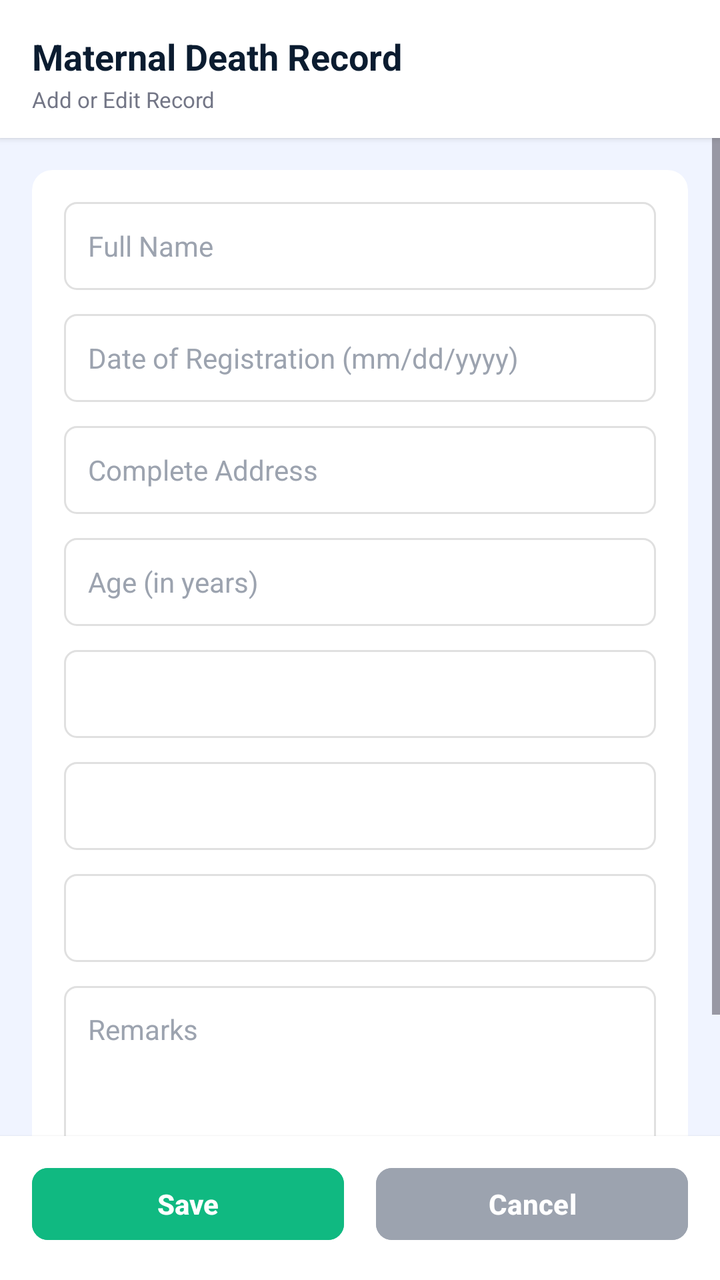
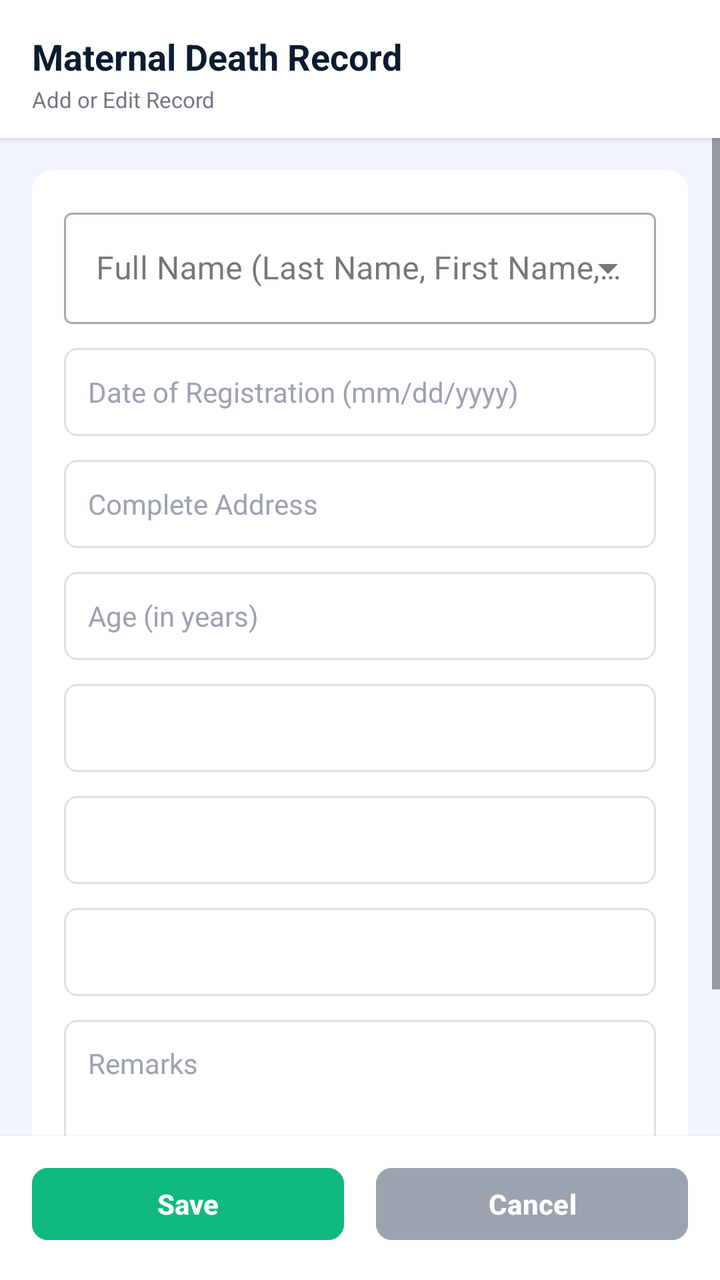

Compare the two renders of this Android layout. The source of the first and the diff that turns it into the second are given below.
<!-- AndroidManifest.xml: application theme Theme.Hfsis -->
<!-- res/layout/fragment_maternal_death_form.xml -->
<?xml version="1.0" encoding="utf-8"?>
<LinearLayout xmlns:android="http://schemas.android.com/apk/res/android"
    xmlns:app="http://schemas.android.com/apk/res-auto"
    android:layout_width="match_parent"
    android:layout_height="match_parent"
    android:orientation="vertical"
    android:background="#F0F4FF">

    
    <LinearLayout
        android:layout_width="match_parent"
        android:layout_height="wrap_content"
        android:background="#FFFFFF"
        android:elevation="2dp"
        android:orientation="vertical"
        android:paddingStart="16dp"
        android:paddingEnd="16dp"
        android:paddingTop="16dp"
        android:paddingBottom="12dp">

        <TextView
            android:layout_width="wrap_content"
            android:layout_height="wrap_content"
            android:text="Maternal Death Record"
            android:textColor="#0B1C30"
            android:textSize="18sp"
            android:textStyle="bold" />

        <TextView
            android:layout_width="wrap_content"
            android:layout_height="wrap_content"
            android:text="Add or Edit Record"
            android:textColor="#737686"
            android:textSize="11sp"
            android:layout_marginTop="2dp" />
    </LinearLayout>

    
    <ScrollView
        android:layout_width="match_parent"
        android:layout_height="0dp"
        android:layout_weight="1"
        android:fillViewport="true">

        <LinearLayout
            android:layout_width="match_parent"
            android:layout_height="wrap_content"
            android:orientation="vertical"
            android:padding="16dp">

            <androidx.cardview.widget.CardView
                android:layout_width="match_parent"
                android:layout_height="wrap_content"
                android:layout_marginBottom="12dp"
                app:cardCornerRadius="10dp"
                app:cardElevation="0dp"
                app:cardBackgroundColor="#FFFFFF">

                <LinearLayout
                    android:layout_width="match_parent"
                    android:layout_height="wrap_content"
                    android:orientation="vertical"
                    android:padding="16dp">

                    <EditText
                        android:id="@+id/etFullName"
                        android:layout_width="match_parent"
                        android:layout_height="44dp"
                        android:layout_marginBottom="12dp"
                        android:background="@drawable/bg_input_field"
                        android:hint="Full Name"
                        android:inputType="text"
                        android:paddingStart="12dp"
                        android:paddingEnd="12dp"
                        android:textColor="#0B1C30"
                        android:textColorHint="#9CA3AF"
                        android:textSize="14sp" />

                    <EditText
                        android:id="@+id/etDate"
                        android:layout_width="match_parent"
                        android:layout_height="44dp"
                        android:layout_marginBottom="12dp"
                        android:background="@drawable/bg_input_field"
                        android:hint="Date of Registration (mm/dd/yyyy)"
                        android:focusable="false"
                        android:clickable="true"
                        android:paddingStart="12dp"
                        android:paddingEnd="12dp"
                        android:textColor="#0B1C30"
                        android:textColorHint="#9CA3AF"
                        android:textSize="14sp" />

                    <EditText
                        android:id="@+id/etAddress"
                        android:layout_width="match_parent"
                        android:layout_height="44dp"
                        android:layout_marginBottom="12dp"
                        android:background="@drawable/bg_input_field"
                        android:hint="Complete Address"
                        android:inputType="text"
                        android:paddingStart="12dp"
                        android:paddingEnd="12dp"
                        android:textColor="#0B1C30"
                        android:textColorHint="#9CA3AF"
                        android:textSize="14sp" />

                    <EditText
                        android:id="@+id/etAge"
                        android:layout_width="match_parent"
                        android:layout_height="44dp"
                        android:layout_marginBottom="12dp"
                        android:background="@drawable/bg_input_field"
                        android:hint="Age (in years)"
                        android:inputType="number"
                        android:paddingStart="12dp"
                        android:paddingEnd="12dp"
                        android:textColor="#0B1C30"
                        android:textColorHint="#9CA3AF"
                        android:textSize="14sp" />

                    <Spinner
                        android:id="@+id/spAgeGroup"
                        android:layout_width="match_parent"
                        android:layout_height="44dp"
                        android:layout_marginBottom="12dp"
                        android:background="@drawable/bg_input_field"
                        android:paddingStart="12dp"
                        android:paddingEnd="12dp" />

                    <Spinner
                        android:id="@+id/spPlace"
                        android:layout_width="match_parent"
                        android:layout_height="44dp"
                        android:layout_marginBottom="12dp"
                        android:background="@drawable/bg_input_field"
                        android:paddingStart="12dp"
                        android:paddingEnd="12dp" />

                    <Spinner
                        android:id="@+id/spCause"
                        android:layout_width="match_parent"
                        android:layout_height="44dp"
                        android:layout_marginBottom="12dp"
                        android:background="@drawable/bg_input_field"
                        android:paddingStart="12dp"
                        android:paddingEnd="12dp" />

                    <EditText
                        android:id="@+id/etRemarks"
                        android:layout_width="match_parent"
                        android:layout_height="100dp"
                        android:background="@drawable/bg_input_field"
                        android:hint="Remarks"
                        android:inputType="textMultiLine"
                        android:paddingStart="12dp"
                        android:paddingEnd="12dp"
                        android:paddingTop="12dp"
                        android:gravity="top"
                        android:textColor="#0B1C30"
                        android:textColorHint="#9CA3AF"
                        android:textSize="14sp" />
                </LinearLayout>
            </androidx.cardview.widget.CardView>
        </LinearLayout>
    </ScrollView>

    
    <LinearLayout
        android:layout_width="match_parent"
        android:layout_height="wrap_content"
        android:orientation="horizontal"
        android:paddingStart="16dp"
        android:paddingEnd="16dp"
        android:paddingTop="12dp"
        android:paddingBottom="16dp"
        android:background="#FFFFFF"
        android:elevation="2dp">

        <Button
            android:id="@+id/btnSave"
            android:layout_width="0dp"
            android:layout_height="44dp"
            android:layout_weight="1"
            android:layout_marginEnd="8dp"
            android:backgroundTint="#10B981"
            android:text="Save"
            android:textAllCaps="false"
            android:textColor="#FFFFFF"
            android:textSize="14sp"
            android:textStyle="bold"
            app:cornerRadius="8dp" />

        <Button
            android:id="@+id/btnCancel"
            android:layout_width="0dp"
            android:layout_height="44dp"
            android:layout_weight="1"
            android:layout_marginStart="8dp"
            android:backgroundTint="#9CA3AF"
            android:text="Cancel"
            android:textAllCaps="false"
            android:textColor="#FFFFFF"
            android:textSize="14sp"
            android:textStyle="bold"
            app:cornerRadius="8dp" />
    </LinearLayout>

</LinearLayout>
<!-- resources referenced by this layout -->
<resources>
  <!-- drawable bg_input_field (drawable) -->
  <?xml version="1.0" encoding="utf-8"?>
  <shape xmlns:android="http://schemas.android.com/apk/res/android"
      android:shape="rectangle">
      <corners android:radius="6dp" />
      <stroke
          android:width="1dp"
          android:color="@color/color_divider" />
      <solid android:color="@color/background_white" />
  </shape>
  <style name="Theme.Hfsis" parent="Base.Theme.Hfsis" />
  <color name="color_divider">#E0E0E0</color>
  <color name="background_white">#FFFFFF</color>
  <style name="Base.Theme.Hfsis" parent="Theme.Material3.DayNight.NoActionBar">
          
          
      </style>
</resources>

<!-- the commit's change to res/layout/fragment_maternal_death_form.xml (unified diff, before → after) -->
@@ -62,19 +62,22 @@
                     android:orientation="vertical"
                     android:padding="16dp">
 
-                    <EditText
-                        android:id="@+id/etFullName"
-                        android:layout_width="match_parent"
-                        android:layout_height="44dp"
-                        android:layout_marginBottom="12dp"
-                        android:background="@drawable/bg_input_field"
-                        android:hint="Full Name"
-                        android:inputType="text"
-                        android:paddingStart="12dp"
-                        android:paddingEnd="12dp"
-                        android:textColor="#0B1C30"
-                        android:textColorHint="#9CA3AF"
-                        android:textSize="14sp" />
+                    <com.google.android.material.textfield.TextInputLayout
+                        style="@style/Widget.MaterialComponents.TextInputLayout.OutlinedBox.ExposedDropdownMenu"
+                        android:layout_width="match_parent"
+                        android:layout_height="wrap_content"
+                        android:layout_marginBottom="12dp"
+                        android:hint="Full Name (Last Name, First Name, MI)">
+
+                        <AutoCompleteTextView
+                            android:id="@+id/etFullName"
+                            android:layout_width="match_parent"
+                            android:layout_height="wrap_content"
+                            android:inputType="textPersonName"
+                            android:completionThreshold="1"
+                            android:textColor="#1F2937" />
+
+                    </com.google.android.material.textfield.TextInputLayout>
 
                     <EditText
                         android:id="@+id/etDate"
